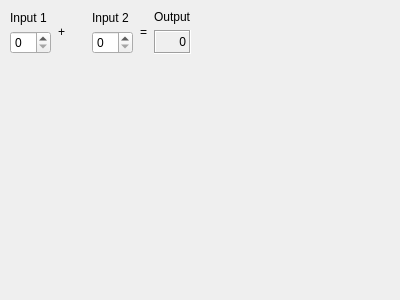
Before: the Qt Designer form calculatorform.ui in BanksCargill/QT, drawn with Qt 5.
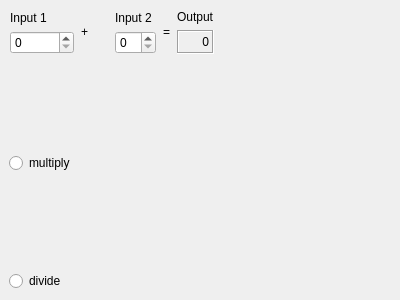
After: the same form once the commit is applied.

Diff of the .ui file:
```diff
--- a/calculatorform.ui
+++ b/calculatorform.ui
@@ -3,11 +3,8 @@
  <comment></comment>
  <exportmacro></exportmacro>
  <class>CalculatorForm</class>
- <widget class="QWidget" name="CalculatorForm" >
-  <property name="objectName" >
-   <string notr="true" >CalculatorForm</string>
-  </property>
-  <property name="geometry" >
+ <widget class="QWidget" name="CalculatorForm">
+  <property name="geometry">
    <rect>
     <x>0</x>
     <y>0</y>
@@ -15,44 +12,66 @@
     <height>300</height>
    </rect>
   </property>
-  <property name="sizePolicy" >
-   <sizepolicy>
-    <hsizetype>5</hsizetype>
-    <vsizetype>5</vsizetype>
+  <property name="sizePolicy">
+   <sizepolicy hsizetype="Preferred" vsizetype="Preferred">
     <horstretch>0</horstretch>
     <verstretch>0</verstretch>
    </sizepolicy>
   </property>
-  <property name="windowTitle" >
+  <property name="windowTitle">
    <string>Calculator Form</string>
   </property>
-  <layout class="QGridLayout" >
-   <property name="objectName" >
-    <string notr="true" />
+  <layout class="QGridLayout">
+   <property name="leftMargin">
+    <number>9</number>
    </property>
-   <property name="margin" >
+   <property name="topMargin">
     <number>9</number>
    </property>
-   <property name="spacing" >
+   <property name="rightMargin">
+    <number>9</number>
+   </property>
+   <property name="bottomMargin">
+    <number>9</number>
+   </property>
+   <property name="spacing">
     <number>6</number>
    </property>
-   <item row="0" column="6" >
-    <spacer>
-     <property name="objectName" >
-      <string notr="true" >horizontalSpacer</string>
+   <item row="0" column="3">
+    <layout class="QVBoxLayout">
+     <property name="spacing">
+      <number>6</number>
      </property>
-     <property name="geometry" >
-      <rect>
-       <x>239</x>
-       <y>9</y>
-       <width>152</width>
-       <height>52</height>
-      </rect>
+     <property name="leftMargin">
+      <number>1</number>
      </property>
-     <property name="orientation" >
+     <property name="topMargin">
+      <number>1</number>
+     </property>
+     <property name="rightMargin">
+      <number>1</number>
+     </property>
+     <property name="bottomMargin">
+      <number>1</number>
+     </property>
+     <item>
+      <widget class="QLabel" name="label_2">
+       <property name="text">
+        <string>Input 2</string>
+       </property>
+      </widget>
+     </item>
+     <item>
+      <widget class="QSpinBox" name="inputSpinBox2"/>
+     </item>
+    </layout>
+   </item>
+   <item row="0" column="6">
+    <spacer name="horizontalSpacer">
+     <property name="orientation">
       <enum>Qt::Horizontal</enum>
      </property>
-     <property name="sizeHint" >
+     <property name="sizeHint" stdset="0">
       <size>
        <width>40</width>
        <height>20</height>
@@ -60,222 +79,124 @@
      </property>
     </spacer>
    </item>
-   <item row="0" column="4" >
-    <widget class="QLabel" name="label_3_2" >
-     <property name="objectName" >
-      <string notr="true" >label_3_2</string>
-     </property>
-     <property name="geometry" >
-      <rect>
-       <x>169</x>
-       <y>9</y>
-       <width>20</width>
-       <height>52</height>
-      </rect>
-     </property>
-     <property name="text" >
-      <string>=</string>
-     </property>
-     <property name="alignment" >
-      <set>Qt::AlignCenter</set>
-     </property>
-    </widget>
-   </item>
-   <item row="0" column="5" >
-    <layout class="QVBoxLayout" >
-     <property name="objectName" >
-      <string notr="true" />
-     </property>
-     <property name="margin" >
-      <number>1</number>
-     </property>
-     <property name="spacing" >
+   <item row="0" column="5">
+    <layout class="QVBoxLayout">
+     <property name="spacing">
       <number>6</number>
      </property>
+     <property name="leftMargin">
+      <number>1</number>
+     </property>
+     <property name="topMargin">
+      <number>1</number>
+     </property>
+     <property name="rightMargin">
+      <number>1</number>
+     </property>
+     <property name="bottomMargin">
+      <number>1</number>
+     </property>
      <item>
-      <widget class="QLabel" name="label_2_2_2" >
-       <property name="objectName" >
-        <string notr="true" >label_2_2_2</string>
-       </property>
-       <property name="geometry" >
-        <rect>
-         <x>1</x>
-         <y>1</y>
-         <width>36</width>
-         <height>17</height>
-        </rect>
-       </property>
-       <property name="text" >
+      <widget class="QLabel" name="label_2_2_2">
+       <property name="text">
         <string>Output</string>
        </property>
       </widget>
      </item>
      <item>
-      <widget class="QLabel" name="outputWidget" >
-       <property name="objectName" >
-        <string notr="true" >outputWidget</string>
-       </property>
-       <property name="geometry" >
-        <rect>
-         <x>1</x>
-         <y>24</y>
-         <width>36</width>
-         <height>27</height>
-        </rect>
-       </property>
-       <property name="frameShape" >
+      <widget class="QLabel" name="outputWidget">
+       <property name="frameShape">
         <enum>QFrame::Box</enum>
        </property>
-       <property name="frameShadow" >
+       <property name="frameShadow">
         <enum>QFrame::Sunken</enum>
        </property>
-       <property name="text" >
+       <property name="text">
         <string>0</string>
        </property>
-       <property name="alignment" >
-        <set>Qt::AlignAbsolute|Qt::AlignBottom|Qt::AlignCenter|Qt::AlignHCenter|Qt::AlignHorizontal_Mask|Qt::AlignJustify|Qt::AlignLeading|Qt::AlignLeft|Qt::AlignRight|Qt::AlignTop|Qt::AlignTrailing|Qt::AlignVCenter|Qt::AlignVertical_Mask</set>
+       <property name="alignment">
+        <set>Qt::AlignAbsolute|Qt::AlignBaseline|Qt::AlignBottom|Qt::AlignCenter|Qt::AlignHCenter|Qt::AlignHorizontal_Mask|Qt::AlignJustify|Qt::AlignLeading|Qt::AlignLeft|Qt::AlignRight|Qt::AlignTop|Qt::AlignTrailing|Qt::AlignVCenter|Qt::AlignVertical_Mask</set>
        </property>
       </widget>
      </item>
     </layout>
    </item>
-   <item row="1" column="2" >
-    <spacer>
-     <property name="objectName" >
-      <string notr="true" >verticalSpacer</string>
-     </property>
-     <property name="geometry" >
-      <rect>
-       <x>89</x>
-       <y>67</y>
-       <width>20</width>
-       <height>224</height>
-      </rect>
-     </property>
-     <property name="orientation" >
-      <enum>Qt::Vertical</enum>
-     </property>
-     <property name="sizeHint" >
-      <size>
-       <width>20</width>
-       <height>40</height>
-      </size>
-     </property>
-    </spacer>
-   </item>
-   <item row="0" column="3" >
-    <layout class="QVBoxLayout" >
-     <property name="objectName" >
-      <string notr="true" />
-     </property>
-     <property name="margin" >
-      <number>1</number>
-     </property>
-     <property name="spacing" >
-      <number>6</number>
-     </property>
-     <item>
-      <widget class="QLabel" name="label_2" >
-       <property name="objectName" >
-        <string notr="true" >label_2</string>
-       </property>
-       <property name="geometry" >
-        <rect>
-         <x>1</x>
-         <y>1</y>
-         <width>46</width>
-         <height>19</height>
-        </rect>
-       </property>
-       <property name="text" >
-        <string>Input 2</string>
-       </property>
-      </widget>
-     </item>
-     <item>
-      <widget class="QSpinBox" name="inputSpinBox2" >
-       <property name="objectName" >
-        <string notr="true" >inputSpinBox2</string>
-       </property>
-       <property name="geometry" >
-        <rect>
-         <x>1</x>
-         <y>26</y>
-         <width>46</width>
-         <height>25</height>
-        </rect>
-       </property>
-      </widget>
-     </item>
-    </layout>
-   </item>
-   <item row="0" column="1" >
-    <widget class="QLabel" name="label_3" >
-     <property name="objectName" >
-      <string notr="true" >label_3</string>
-     </property>
-     <property name="geometry" >
-      <rect>
-       <x>63</x>
-       <y>9</y>
-       <width>20</width>
-       <height>52</height>
-      </rect>
-     </property>
-     <property name="text" >
+   <item row="0" column="1">
+    <widget class="QLabel" name="label_3">
+     <property name="text">
       <string>+</string>
      </property>
-     <property name="alignment" >
+     <property name="alignment">
       <set>Qt::AlignCenter</set>
      </property>
     </widget>
    </item>
-   <item row="0" column="0" >
-    <layout class="QVBoxLayout" >
-     <property name="objectName" >
-      <string notr="true" />
-     </property>
-     <property name="margin" >
-      <number>1</number>
-     </property>
-     <property name="spacing" >
+   <item row="0" column="0">
+    <layout class="QVBoxLayout">
+     <property name="spacing">
       <number>6</number>
      </property>
+     <property name="leftMargin">
+      <number>1</number>
+     </property>
+     <property name="topMargin">
+      <number>1</number>
+     </property>
+     <property name="rightMargin">
+      <number>1</number>
+     </property>
+     <property name="bottomMargin">
+      <number>1</number>
+     </property>
      <item>
-      <widget class="QLabel" name="label" >
-       <property name="objectName" >
-        <string notr="true" >label</string>
-       </property>
-       <property name="geometry" >
-        <rect>
-         <x>1</x>
-         <y>1</y>
-         <width>46</width>
-         <height>19</height>
-        </rect>
-       </property>
-       <property name="text" >
+      <widget class="QLabel" name="label">
+       <property name="text">
         <string>Input 1</string>
        </property>
       </widget>
      </item>
      <item>
-      <widget class="QSpinBox" name="inputSpinBox1" >
-       <property name="objectName" >
-        <string notr="true" >inputSpinBox1</string>
-       </property>
-       <property name="geometry" >
-        <rect>
-         <x>1</x>
-         <y>26</y>
-         <width>46</width>
-         <height>25</height>
-        </rect>
-       </property>
-      </widget>
+      <widget class="QSpinBox" name="inputSpinBox1"/>
      </item>
     </layout>
    </item>
+   <item row="1" column="0">
+    <widget class="QRadioButton" name="multiply">
+     <property name="text">
+      <string>multiply</string>
+     </property>
+    </widget>
+   </item>
+   <item row="0" column="4">
+    <widget class="QLabel" name="label_3_2">
+     <property name="text">
+      <string>=</string>
+     </property>
+     <property name="alignment">
+      <set>Qt::AlignCenter</set>
+     </property>
+    </widget>
+   </item>
+   <item row="1" column="2">
+    <spacer name="verticalSpacer">
+     <property name="orientation">
+      <enum>Qt::Vertical</enum>
+     </property>
+     <property name="sizeHint" stdset="0">
+      <size>
+       <width>20</width>
+       <height>40</height>
+      </size>
+     </property>
+    </spacer>
+   </item>
+   <item row="2" column="0">
+    <widget class="QRadioButton" name="divide">
+     <property name="text">
+      <string>divide</string>
+     </property>
+    </widget>
+   </item>
   </layout>
  </widget>
  <pixmapfunction></pixmapfunction>
```
Left out of the diff: 7 changed lines with no effect on the pictures.
